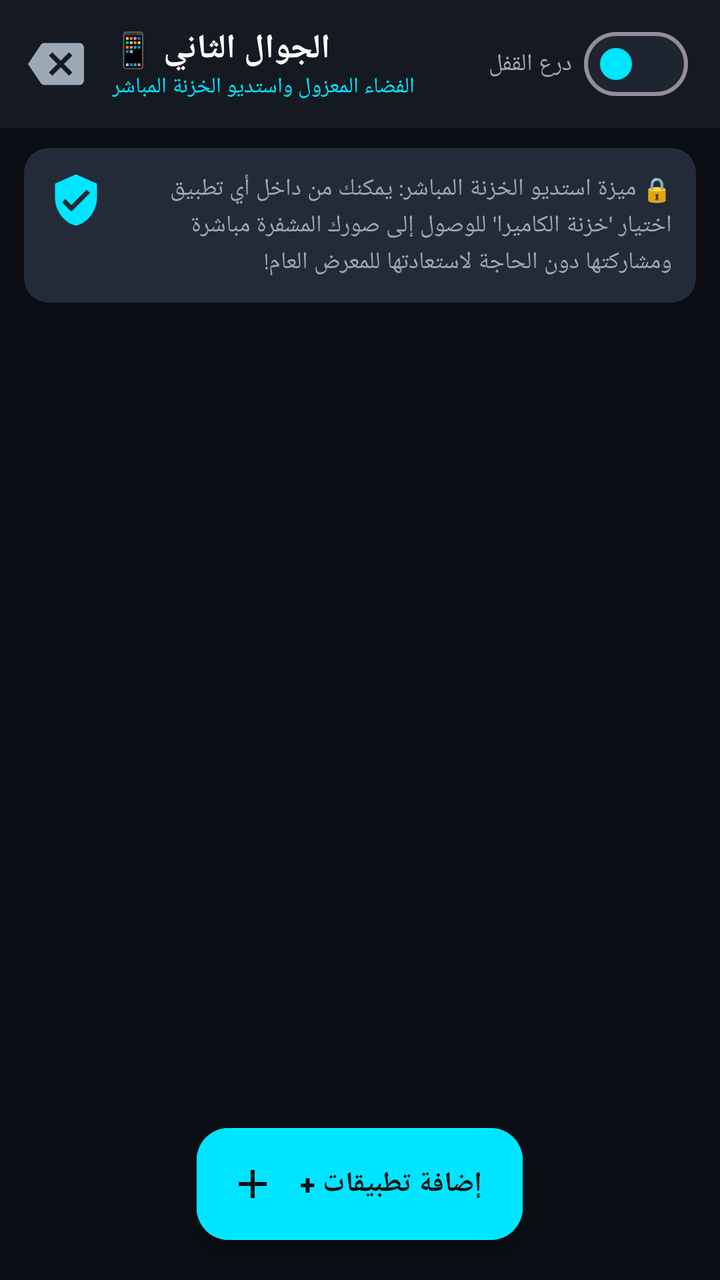
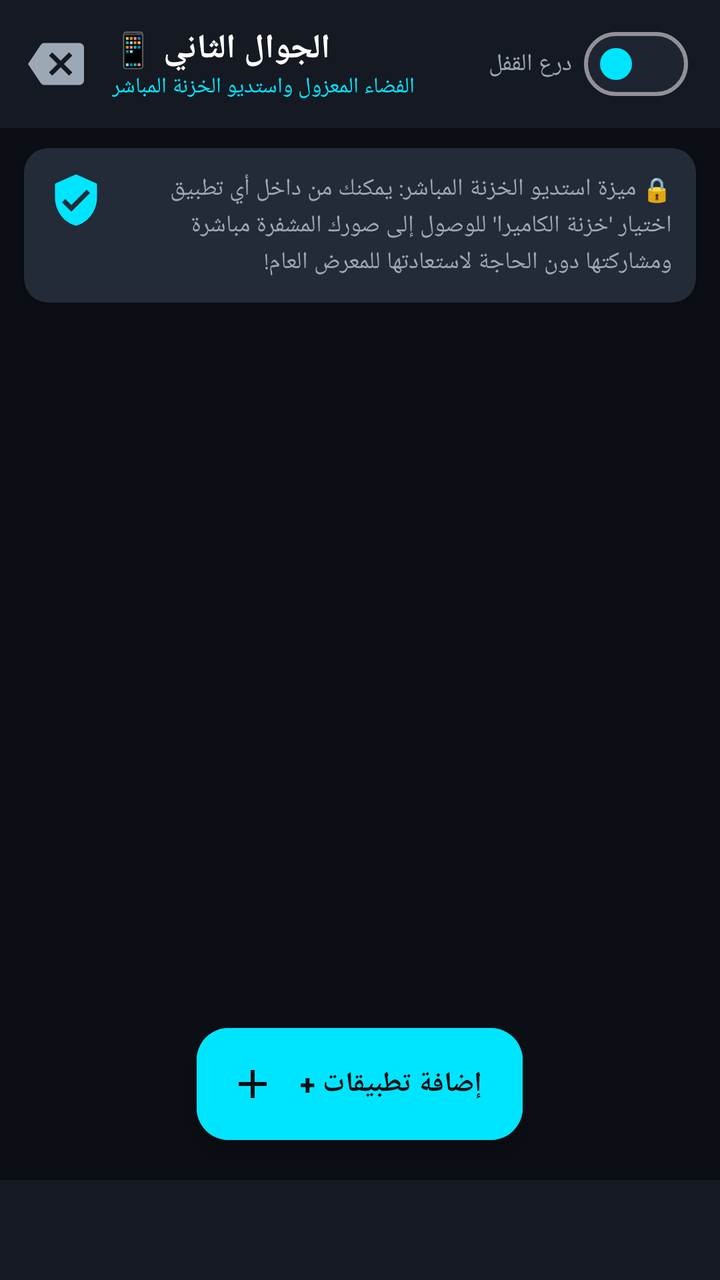

Before-and-after screenshots of an Android layout around one commit, followed by the original layout XML and the change that was made.
<!-- AndroidManifest.xml: application theme Theme.SecretCamera -->
<!-- res/layout/activity_second_phone.xml -->
<?xml version="1.0" encoding="utf-8"?>
<LinearLayout xmlns:android="http://schemas.android.com/apk/res/android"
    xmlns:app="http://schemas.android.com/apk/res-auto"
    xmlns:tools="http://schemas.android.com/tools"
    android:layout_width="match_parent"
    android:layout_height="match_parent"
    android:background="@color/vault_bg_dark"
    android:orientation="vertical">

    
    <androidx.appcompat.widget.Toolbar
        android:id="@+id/secondPhoneToolbar"
        android:layout_width="match_parent"
        android:layout_height="?attr/actionBarSize"
        android:background="@color/vault_surface_dark"
        app:navigationIcon="@drawable/ic_backspace"
        app:popupTheme="@style/ThemeOverlay.Material3.Dark">

        <LinearLayout
            android:layout_width="match_parent"
            android:layout_height="match_parent"
            android:gravity="center_vertical"
            android:orientation="horizontal"
            android:paddingEnd="16dp">

            <LinearLayout
                android:layout_width="0dp"
                android:layout_height="wrap_content"
                android:layout_weight="1"
                android:orientation="vertical">

                <TextView
                    android:layout_width="wrap_content"
                    android:layout_height="wrap_content"
                    android:text="الجوال الثاني 📱"
                    android:textColor="@color/text_primary"
                    android:textSize="17sp"
                    android:textStyle="bold" />

                <TextView
                    android:layout_width="wrap_content"
                    android:layout_height="wrap_content"
                    android:text="الفضاء المعزول واستديو الخزنة المباشر"
                    android:textColor="@color/vault_accent_cyan"
                    android:textSize="11sp" />
            </LinearLayout>

            
            <LinearLayout
                android:layout_width="wrap_content"
                android:layout_height="wrap_content"
                android:gravity="center_vertical"
                android:orientation="horizontal">

                <TextView
                    android:id="@+id/tvShieldStatus"
                    android:layout_width="wrap_content"
                    android:layout_height="wrap_content"
                    android:layout_marginEnd="6dp"
                    android:text="درع القفل"
                    android:textColor="@color/text_secondary"
                    android:textSize="12sp" />

                <com.google.android.material.materialswitch.MaterialSwitch
                    android:id="@+id/switchShield"
                    android:layout_width="wrap_content"
                    android:layout_height="wrap_content"
                    app:thumbTint="@color/vault_accent_cyan"
                    app:trackTint="@color/vault_surface_variant" />
            </LinearLayout>

        </LinearLayout>

    </androidx.appcompat.widget.Toolbar>

    
    <androidx.cardview.widget.CardView
        android:id="@+id/cardInfoBanner"
        android:layout_width="match_parent"
        android:layout_height="wrap_content"
        android:layout_marginHorizontal="12dp"
        android:layout_marginTop="10dp"
        android:layout_marginBottom="6dp"
        app:cardBackgroundColor="@color/vault_card"
        app:cardCornerRadius="12dp"
        app:cardElevation="2dp">

        <LinearLayout
            android:layout_width="match_parent"
            android:layout_height="wrap_content"
            android:orientation="horizontal"
            android:padding="12dp">

            <ImageView
                android:layout_width="28dp"
                android:layout_height="28dp"
                android:layout_marginEnd="10dp"
                android:src="@drawable/ic_shield"
                app:tint="@color/vault_accent_cyan" />

            <TextView
                android:layout_width="0dp"
                android:layout_height="wrap_content"
                android:layout_weight="1"
                android:lineSpacingExtra="2dp"
                android:text="🔒 ميزة استديو الخزنة المباشر: يمكنك من داخل أي تطبيق اختيار 'خزنة الكاميرا' للوصول إلى صورك المشفرة مباشرة ومشاركتها دون الحاجة لاستعادتها للمعرض العام!"
                android:textColor="@color/text_secondary"
                android:textSize="12sp" />
        </LinearLayout>
    </androidx.cardview.widget.CardView>

    
    <FrameLayout
        android:layout_width="match_parent"
        android:layout_height="0dp"
        android:layout_weight="1">

        <androidx.recyclerview.widget.RecyclerView
            android:id="@+id/rvSecondPhoneApps"
            android:layout_width="match_parent"
            android:layout_height="match_parent"
            android:clipToPadding="false"
            android:padding="12dp" />

        
        <com.google.android.material.floatingactionbutton.ExtendedFloatingActionButton
            android:id="@+id/fabAddApps"
            android:layout_width="wrap_content"
            android:layout_height="wrap_content"
            android:layout_gravity="bottom|center_horizontal"
            android:layout_marginBottom="20dp"
            android:backgroundTint="@color/vault_accent_cyan"
            android:contentDescription="Add Apps"
            android:text="إضافة تطبيقات +"
            android:textColor="@color/vault_bg_dark"
            android:textStyle="bold"
            app:icon="@drawable/ic_add"
            app:iconTint="@color/vault_bg_dark" />

    </FrameLayout>

</LinearLayout>
<!-- resources referenced by this layout -->
<resources>
  <color name="text_primary">#FFFFFF</color>
  <color name="text_secondary">#9DA8B6</color>
  <color name="vault_accent_cyan">#00E5FF</color>
  <color name="vault_bg_dark">#0B0E14</color>
  <color name="vault_card">#232A38</color>
  <color name="vault_surface_dark">#151922</color>
  <color name="vault_surface_variant">#1E2430</color>
  <!-- drawable ic_add (drawable) -->
  <vector xmlns:android="http://schemas.android.com/apk/res/android"
      android:width="24dp"
      android:height="24dp"
      android:viewportWidth="24"
      android:viewportHeight="24">
      <path
          android:fillColor="#0B0E14"
          android:pathData="M19,13h-6v6h-2v-6H5v-2h6V5h2v6h6v2z" />
  </vector>
  <!-- drawable ic_backspace (drawable) -->
  <vector xmlns:android="http://schemas.android.com/apk/res/android"
      android:width="28dp"
      android:height="28dp"
      android:viewportWidth="24"
      android:viewportHeight="24">
      <path
          android:fillColor="#9DA8B6"
          android:pathData="M22,3H7c-0.69,0 -1.23,0.35 -1.59,0.88L0,12l5.41,8.11c0.36,0.53 0.9,0.89 1.59,0.89h15c1.1,0 2,-0.9 2,-2V5c0,-1.1 -0.9,-2 -2,-2zm-3,12.59L17.59,17 14,13.41 10.41,17 9,15.59 12.59,12 9,8.41 10.41,7 14,10.59 17.59,7 19,8.41 15.41,12 19,15.59z" />
  </vector>
  <!-- drawable ic_shield (drawable) -->
  <vector xmlns:android="http://schemas.android.com/apk/res/android"
      android:width="24dp"
      android:height="24dp"
      android:viewportWidth="24"
      android:viewportHeight="24">
      <path
          android:fillColor="#00E5FF"
          android:pathData="M12,1L3,5v6c0,5.55 3.84,10.74 9,12c5.16,-1.26 9,-6.45 9,-12V5l-9,-4zm-2,16l-4,-4l1.41,-1.41L10,14.17l6.59,-6.59L18,9l-8,8z" />
  </vector>
  <style name="Theme.SecretCamera" parent="Theme.Material3.Dark.NoActionBar">
          <item name="android:statusBarColor">@color/vault_bg_dark</item>
          <item name="android:navigationBarColor">@color/vault_bg_dark</item>
          <item name="android:windowBackground">@color/vault_bg_dark</item>
          <item name="colorPrimary">@color/vault_accent_cyan</item>
          <item name="colorSecondary">@color/vault_accent_purple</item>
          <item name="colorSurface">@color/vault_surface_dark</item>
      </style>
  <color name="vault_accent_purple">#7C4DFF</color>
</resources>

<!-- the commit's change to res/layout/activity_second_phone.xml (unified diff, before → after) -->
@@ -139,4 +139,12 @@
 
     </FrameLayout>
 
+    
+    <FrameLayout
+        android:id="@+id/adBannerSecondPhoneContainer"
+        android:layout_width="match_parent"
+        android:layout_height="wrap_content"
+        android:minHeight="50dp"
+        android:background="@color/vault_surface_dark" />
+
 </LinearLayout>
